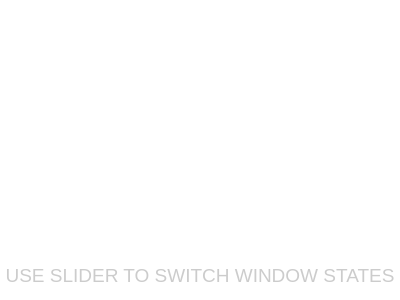
Old version of the form forms/centralwidget.ui in the repository Ksenich/hc-qt-test.
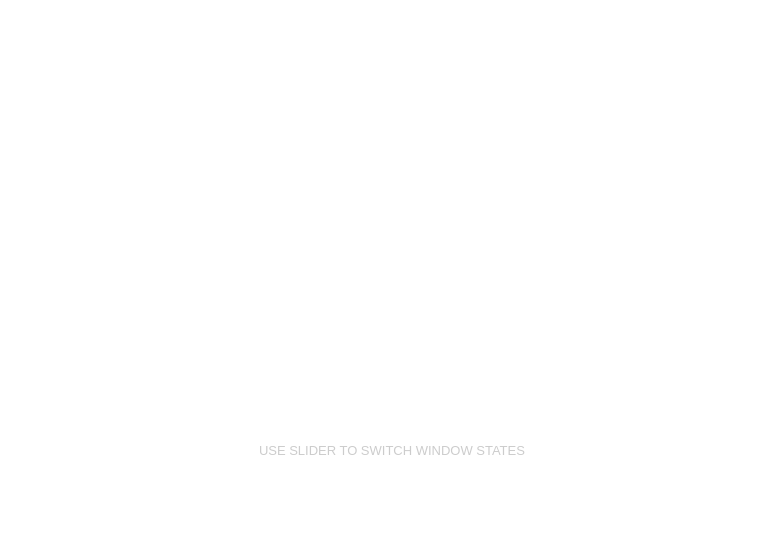
New version of the form. Custom widgets are drawn as their Qt base class.

```diff
--- a/forms/centralwidget.ui
+++ b/forms/centralwidget.ui
@@ -6,8 +6,8 @@
    <rect>
     <x>0</x>
     <y>0</y>
-    <width>400</width>
-    <height>300</height>
+    <width>784</width>
+    <height>540</height>
    </rect>
   </property>
   <property name="sizePolicy">
@@ -56,7 +56,7 @@
   <property name="windowTitle">
    <string>Form</string>
   </property>
-  <layout class="QVBoxLayout" name="verticalLayout">
+  <layout class="QVBoxLayout" name="verticalLayout" stretch="0,0,0">
    <property name="spacing">
     <number>0</number>
    </property>
@@ -72,13 +72,32 @@
    <property name="bottomMargin">
     <number>0</number>
    </property>
+   <item>
+    <spacer name="verticalSpacer">
+     <property name="orientation">
+      <enum>Qt::Vertical</enum>
+     </property>
+     <property name="sizeType">
+      <enum>QSizePolicy::Fixed</enum>
+     </property>
+     <property name="sizeHint" stdset="0">
+      <size>
+       <width>20</width>
+       <height>120</height>
+      </size>
+     </property>
+    </spacer>
+   </item>
    <item>
     <layout class="QHBoxLayout" name="horizontalLayout">
+     <property name="spacing">
+      <number>0</number>
+     </property>
      <property name="topMargin">
-      <number>40</number>
+      <number>0</number>
      </property>
      <property name="bottomMargin">
-      <number>40</number>
+      <number>0</number>
      </property>
      <item>
       <spacer name="horizontalSpacer">
@@ -90,7 +109,7 @@
        </property>
        <property name="sizeHint" stdset="0">
         <size>
-         <width>80</width>
+         <width>180</width>
          <height>20</height>
         </size>
        </property>
@@ -109,7 +128,7 @@
        </property>
        <property name="sizeHint" stdset="0">
         <size>
-         <width>80</width>
+         <width>180</width>
          <height>20</height>
         </size>
        </property>
@@ -128,7 +147,7 @@
      <property name="minimumSize">
       <size>
        <width>0</width>
-       <height>50</height>
+       <height>180</height>
       </size>
      </property>
      <property name="baseSize">
@@ -230,7 +249,7 @@
      </property>
      <property name="font">
       <font>
-       <pointsize>14</pointsize>
+       <pointsize>10</pointsize>
       </font>
      </property>
      <property name="text">
```
